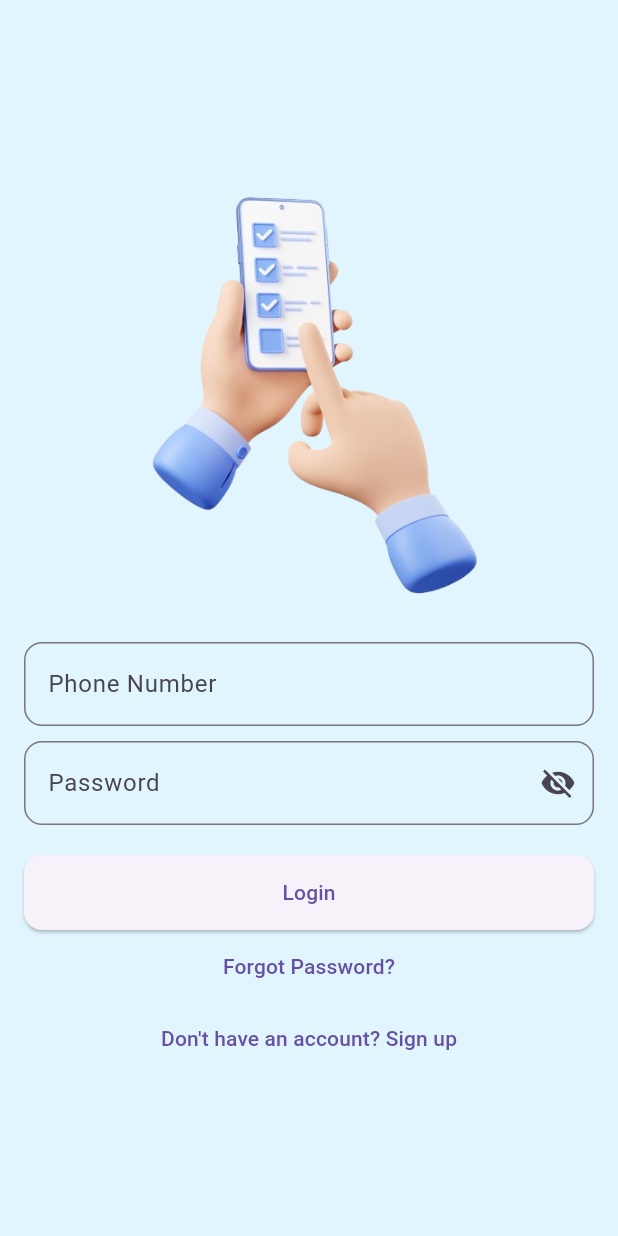
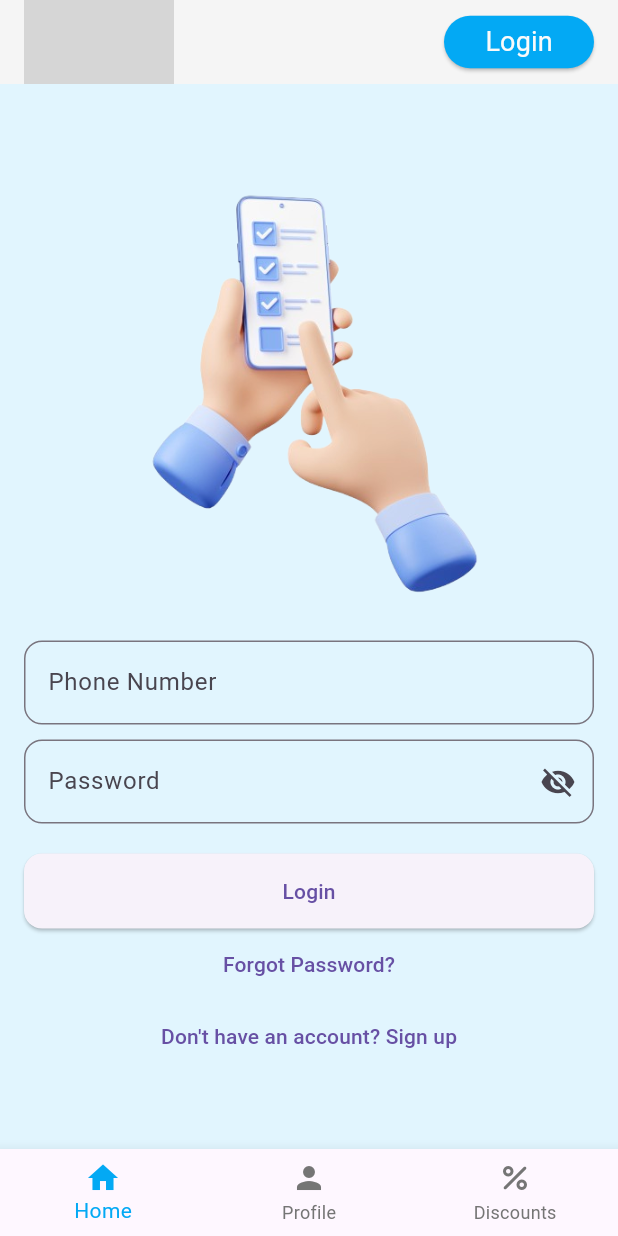
Before and after one commit to ATCTechLtd17/E-Ticketing-MobileAPP, a Flutter app: the screen it shows after launch, after a tap on "Login", on a phone screen of 412 x 824 dp. Run offline on Flutter 3.47's test engine with Material 3 defaults, Android fonts, the phone set to English and light mode, and no system bars; our stand-ins replace fl_chart, flutter_animate, flutter_secure_storage, get, go_router, lottie and 2 more; accounts and stored records are empty; network calls fail; grey boxes are pictures that could not be loaded.

Commit message:
ready to publish in debug mode

```diff
--- /dev/null
+++ b/lib/layout/scaffold.dart
@@ -0,0 +1,155 @@
+import 'package:flutter/material.dart';
+import 'package:get/get.dart';
+import 'package:go_router/go_router.dart';
+import 'package:eticket_atc/controller/authController.dart';
+
+class AppScaffold extends StatefulWidget {
+  final Widget child;
+  final String currentPath;
+
+  const AppScaffold({
+    super.key,
+    required this.child,
+    required this.currentPath,
+  }) ;
+
+  @override
+  _AppScaffoldState createState() => _AppScaffoldState();
+}
+
+class _AppScaffoldState extends State<AppScaffold> {
+  late final AuthController authController;
+
+  @override
+  void initState() {
+    super.initState();
+    authController = Get.find<AuthController>();
+  }
+
+  // Calculate selected index dynamically based on the current path
+  int _getSelectedIndex() {
+    final path = widget.currentPath;
+    if (path.contains('/profile')) {
+      return 1;
+    } else if (path.contains('/tickets')) {
+      return 2;
+    } else {
+      return 0;
+    }
+  }
+
+  void _onItemTapped(int index, BuildContext context) {
+    if (index == 0) {
+      // Home tab
+      context.go('/');
+    } else if (index == 1) {
+      // Profile tab
+      if (authController.isAuthenticated.value) {
+        final contactNumber = authController.userData.value?["contactNumber"];
+        context.go('/profile', extra: {'contactNumber': contactNumber});
+      } else {
+        context.go('/login');
+      }
+    } else if (index == 2) {
+      // Tickets tab
+      if (authController.isAuthenticated.value) {
+        context.go('/discounts');
+      } else {
+        context.go('/login');
+      }
+    }
+  }
+
+  @override
+  Widget build(BuildContext context) {
+    // Get the current selected index
+    final currentIndex = _getSelectedIndex();
+
+    return Scaffold(
+      resizeToAvoidBottomInset: false,
+      backgroundColor: Colors.lightBlue[50],
+      appBar: AppBar(
+        backgroundColor: Colors.grey[100],
+        title: Row(
+          mainAxisAlignment: MainAxisAlignment.spaceBetween,
+          children: [
+            Flexible(
+              child: Image.network(
+                'https://infinityhubbd.online/assets/inif-C5gDDt_z.png',
+                width: 100,
+                height: 80,
+              ),
+            ),
+            // Display profile icon or login button
+            Obx(() {
+              if (authController.isAuthenticated.value &&
+                  authController.userData.value != null) {
+                return GestureDetector(
+                  onTap: () {
+                    final contactNumber =
+                        authController.userData.value!["contactNumber"];
+                    context.go('/profile',
+                        extra: {'contactNumber': contactNumber});
+                  },
+                  child: CircleAvatar(
+                    radius: 20,
+                    backgroundImage:
+                        authController.userData.value!["profileImage"] != null
+                            ? NetworkImage(
+                                authController.userData.value!["profileImage"])
+                            : const AssetImage('assets/images/avatar.jpg')
+                                as ImageProvider,
+                  ),
+                );
+              } else {
+                return SizedBox(
+                  height: 35,
+                  width: 100,
+                  child: ElevatedButton(
+                    onPressed: () {
+                      context.go('/login');
+                    },
+                    style: ElevatedButton.styleFrom(
+                      padding: const EdgeInsets.symmetric(
+                          vertical: 2, horizontal: 3),
+                      backgroundColor: Colors.lightBlue[500],
+                    ),
+                    child: Text(
+                      'Login',
+                      style: TextStyle(
+                        fontSize: 18,
+                        fontWeight: FontWeight.w400,
+                        color: Colors.grey[50],
+                      ),
+                    ),
+                  ),
+                );
+              }
+            }),
+          ],
+        ),
+      ),
+      body: widget.child, // This displays the current page content
+      bottomNavigationBar: BottomNavigationBar(
+        currentIndex: currentIndex,
+        onTap: (index) => _onItemTapped(index, context),
+        selectedItemColor: Colors.lightBlue[500],
+        unselectedItemColor: Colors.grey[600],
+        items: const [
+          BottomNavigationBarItem(
+            icon: Icon(Icons.home),
+            label: 'Home',
+          ),
+          BottomNavigationBarItem(
+            icon: Icon(Icons.person),
+            label: 'Profile',
+          ),
+          BottomNavigationBarItem(
+            icon: Icon(Icons.percent_rounded),
+            label: 'Discounts',
+          ),
+        ],
+      ),
+    );
+  }
+}
--- a/lib/routes/app_router.dart
+++ b/lib/routes/app_router.dart
@@ -1,5 +1,6 @@
 import 'package:eticket_atc/controller/authController.dart';
 import 'package:eticket_atc/controller/ticketDetailsController.dart';
+import 'package:eticket_atc/layout/scaffold.dart';
 import 'package:eticket_atc/models/bus_model.dart';
 import 'package:eticket_atc/screens/busDetails.dart';
 import 'package:eticket_atc/screens/home.dart';
@@ -9,10 +10,8 @@ import 'package:eticket_atc/screens/searchResult.dart';
 import 'package:eticket_atc/screens/register.dart';
 import 'package:eticket_atc/screens/ticketForm.dart';
 import 'package:eticket_atc/screens/ticketDetails.dart';
-import 'package:flutter/material.dart';
 import 'package:get/get.dart';
 import 'package:go_router/go_router.dart';
-
 
 void initControllers() {
   if (!Get.isRegistered<AuthController>()) {
@@ -32,7 +31,8 @@ final GoRouter appRouter = GoRouter(
     final authController = Get.find<AuthController>();
 
     final isProtectedRoute = state.matchedLocation.startsWith('/profile') ||
-        state.matchedLocation.startsWith('/dashboard');
+        state.matchedLocation.startsWith('/dashboard') ||
+        state.matchedLocation.startsWith('/tickets');
 
     if (isProtectedRoute && !authController.isAuthenticated.value) {
       return '/login';
@@ -47,38 +47,46 @@ final GoRouter appRouter = GoRouter(
     return null;
   },
   routes: [
-    GoRoute(
-      path: '/',
-      builder: (BuildContext context, GoRouterState state) {
-        final authController = Get.find<AuthController>();
-
-        return Obx(() => Home(userData: authController.userData.value));
+    ShellRoute(
+      builder: (context, state, child) {
+        // Wrap every route with our app scaffold
+        return AppScaffold(
+          child: child,
+          currentPath: state.matchedLocation,
+        );
       },
       routes: [
         GoRoute(
-          path: 'search-results',
-          builder: (BuildContext context, GoRouterState state) {
+          path: '/',
+          builder: (context, state) {
+            final authController = Get.find<AuthController>();
+            return Obx(
+                () => Home(userData: authController.userData.value));
+          },
+        ),
+        GoRoute(
+          path: '/search-results',
+          builder: (context, state) {
             return const SearchResultsPage();
           },
         ),
         GoRoute(
-          path: 'bus-details',
+          path: '/bus-details',
           builder: (context, state) {
             final bus = state.extra as Bus;
             return BusDetails(bus: bus);
           },
         ),
         GoRoute(
-          path: 'register',
+          path: '/register',
           builder: (context, state) {
             return RegisterPage();
           },
         ),
         GoRoute(
-          path: 'profile',
+          path: '/profile',
           builder: (context, state) {
             final authController = Get.find<AuthController>();
-
             return Obx(() => ProfilePage(
                   contactNumber:
                       authController.userData.value?['contactNumber'] ?? '',
@@ -86,28 +94,30 @@ final GoRouter appRouter = GoRouter(
           },
         ),
         GoRoute(
-          path: 'login',
+          path: '/login',
           builder: (context, state) {
             final ticketData = state.extra as Map<String, dynamic>?;
             return LoginPage(redirectData: ticketData);
           },
         ),
         GoRoute(
-          path: 'ticketForm',
+          path: '/ticketForm',
           builder: (context, state) {
             return TicketFormPage();
           },
         ),
         GoRoute(
-          path: 'ticketDetails',
+          path: '/ticketDetails',
           builder: (context, state) {
-            if (!Get.isRegistered<TicketDetailsController>()) {
-              Get.put(TicketDetailsController());
-            }
-
             return TicketDetailsPage();
           },
         ),
+        // GoRoute(
+        //   path: '/tickets',
+        //   builder: (context, state) {
+        //     return const ProfilePage();
+        //   },
+        // ),
       ],
     ),
   ],
--- a/lib/screens/home.dart
+++ b/lib/screens/home.dart
@@ -1,15 +1,14 @@
+// Create a new file: lib/screens/home_content.dart
 
 import 'package:eticket_atc/controller/authController.dart';
 import 'package:eticket_atc/screens/FormPage.dart';
-import 'package:eticket_atc/widgets/graidentIcon.dart';
 import 'package:flutter/material.dart';
 import 'package:get/get.dart';
-import 'package:go_router/go_router.dart';
 
 class Home extends StatefulWidget {
   final Map<String, dynamic>? userData;
 
-  const Home({super.key, this.userData});
+  const Home({Key? key, this.userData}) : super(key: key);
 
   @override
   _HomeState createState() => _HomeState();
@@ -34,115 +33,7 @@ class _HomeState extends State<Home> {
 
   @override
   Widget build(BuildContext context) {
-    return Scaffold(
-      resizeToAvoidBottomInset: false,
-      backgroundColor: Colors.lightBlue[50],
-      appBar: AppBar(
-        backgroundColor: Colors.grey[100],
-        title: Row(
-          mainAxisAlignment: MainAxisAlignment.spaceBetween,
-          children: [
-            Flexible(
-              child: GradientIcon(
-                size: 60,
-                icon: Icons.all_inclusive,
-                gradientColors: [Colors.white, Colors.black],
-                shimmerColors: [
-                  Colors.lightBlue[300]!,
-                  Colors.lightBlue[500]!,
-                  Colors.purple[200]!,
-                  Colors.purpleAccent[400]!,
-                  Colors.deepPurpleAccent,
-                ],
-              ),
-            ),
-            // Use Obx to reactively update when authentication state changes
-            Obx(() {
-              if (authController.isAuthenticated.value &&
-                  authController.userData.value != null) {
-                // User is logged in
-                return SizedBox(
-                  height: 100,
-                  width: 100,
-                  child: PopupMenuButton<String>(
-                    icon: authController.userData.value!["profileImage"] != null
-                        ? CircleAvatar(
-                            backgroundImage: NetworkImage(
-                                authController.userData.value!["profileImage"]),
-                          )
-                        : CircleAvatar(
-                            backgroundColor: Colors.lightBlue[500],
-                            child: Image.asset('assets/images/avatar.jpg'),
-                          ),
-                    itemBuilder: (BuildContext context) =>
-                        <PopupMenuEntry<String>>[
-                      const PopupMenuItem<String>(
-                        value: 'profile',
-                        child: Text('Profile'),
-                      ),
-                      const PopupMenuItem<String>(
-                        value: 'dashboard',
-                        child: Text('Dashboard'),
-                      ),
-                      const PopupMenuItem<String>(
-                        value: 'logout',
-                        child: Text('Log Out'),
-                      ),
-                    ],
-                    onSelected: (value) {
-                      switch (value) {
-                        case 'profile':
-                          context.push('/profile');
-                          break;
-                        case 'dashboard':
-                          context.go('/dashboard');
-                          break;
-                        case 'logout':
-                          authController.logout();
-                          context.go('/');
-                          break;
-                      }
-                    },
-                  ),
-                );
-              } else {
-                // User is not logged in
-                return SizedBox(
-                  height: 35,
-                  width: 100,
-                  child: ElevatedButton(
-                    onPressed: () {
-                      context.go('/login');
-                    },
-                    style: ElevatedButton.styleFrom(
-                      padding: const EdgeInsets.symmetric(
-                          vertical: 2, horizontal: 3),
-                      backgroundColor: Colors.lightBlue[500],
-                    ),
-                    child: Text(
-                      'Login',
-                      style: TextStyle(
-                        fontSize: 18,
-                        fontWeight: FontWeight.w400,
-                        color: Colors.grey[50],
-                      ),
-                    ),
-                  ),
-                );
-              }
-            }),
-          ],
-        ),
-        leading: IconButton(
-          onPressed: () {},
-          icon: Icon(
-            Icons.menu_outlined,
-            size: 25,
-            color: Colors.lightBlue[700],
-          ),
-        ),
-      ),
-      body: SingleChildScrollView(
+    return SingleChildScrollView(
       physics: const BouncingScrollPhysics(),
       child: Column(
         mainAxisAlignment: MainAxisAlignment.start,
@@ -154,7 +45,6 @@ class _HomeState extends State<Home> {
           Forms(),
         ],
       ),
-      ),
     );
   }
 }
--- a/pubspec.yaml
+++ b/pubspec.yaml
@@ -11,12 +11,14 @@ dependencies:
   flutter:
     sdk: flutter
   flutter_animate: ^4.5.2
+  flutter_native_splash: ^2.4.5
   flutter_secure_storage: ^9.2.4
   get: ^4.6.6
   go_router: ^14.7.2
   http: ^1.3.0
   intl: ^0.20.2
   jwt_decoder: ^2.0.1
+  lottie: ^3.3.1
   open_file: ^3.5.10
   overlay_manager: ^0.0.3
   path_provider: ^2.1.5
@@ -37,3 +39,4 @@ flutter:
   - assets/images/register.jpg
   - assets/images/regi.png
   - assets/images/avatar.jpg
+  - assets/json/busLoading.json
```
Also changed, not shown: lib/screens/profilePage.dart (+11 -11 lines), lib/screens/searchResult.dart (+20 -39 lines), lib/widgets/customTab.dart (+4 -8 lines), pubspec.lock, 10 other files. Lines whose indentation alone changed are shown as unchanged.
